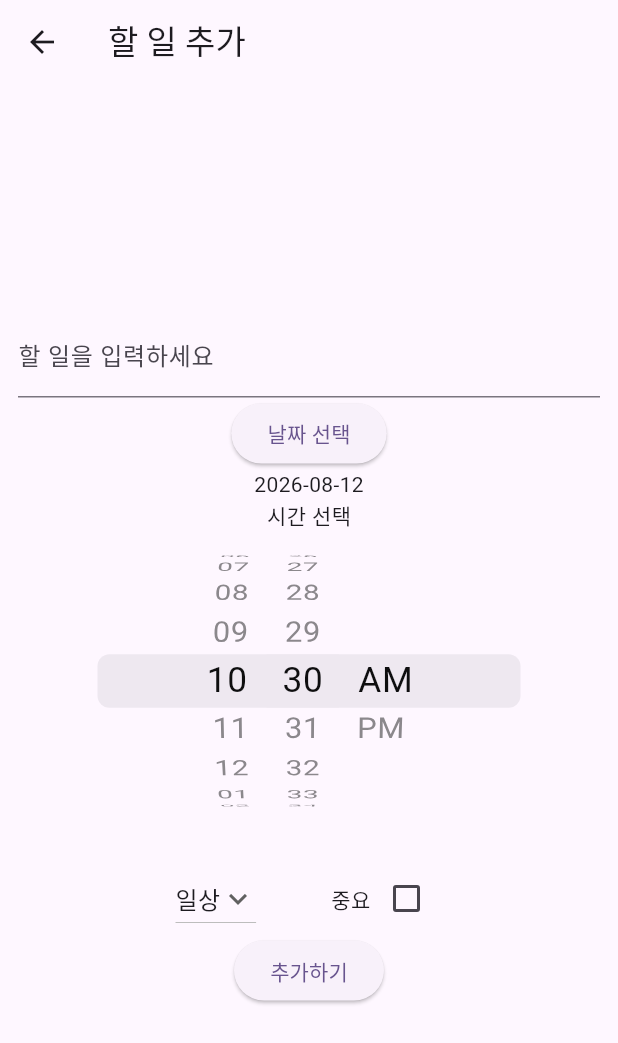
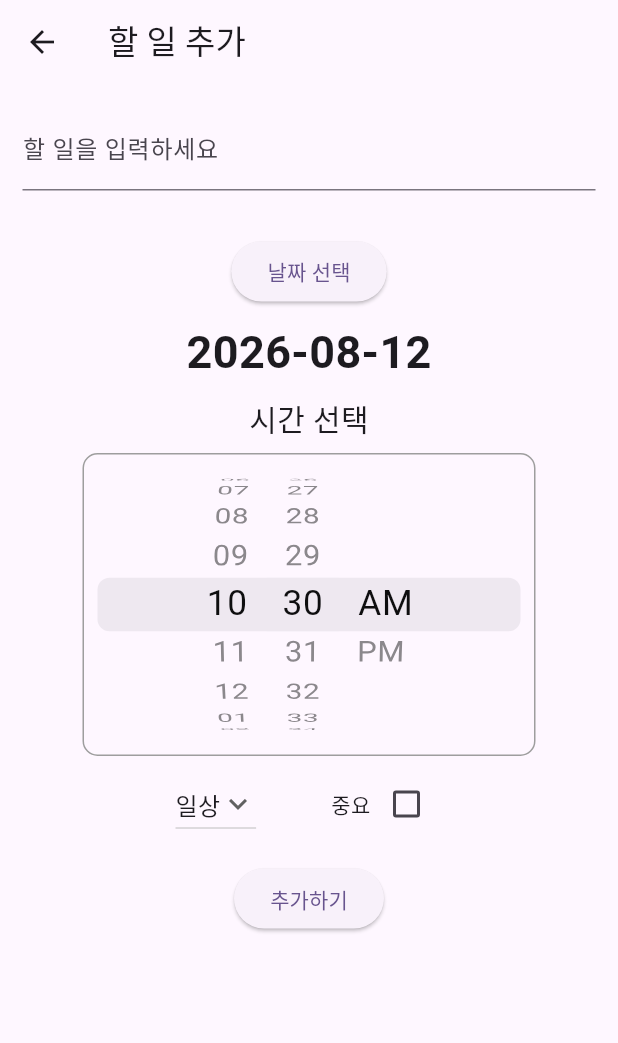
Before and after one commit to 0619ksh/Flutter_TodoList_Teamplay_app, a Flutter app: the AddView screen opened directly, on a phone screen of 412 x 824 dp. Shown: the top 1043 px of the screen. Run offline on Flutter 3.47's test engine with Material 3 defaults, Android fonts, the phone set to English and light mode, and no system bars; our stand-ins replace get, get_storage; accounts and stored records are empty.

Commit message:
some design edited

```diff
--- a/lib/view/add_view.dart
+++ b/lib/view/add_view.dart
@@ -15,7 +15,7 @@ class _AddViewState extends State<AddView> {
   late TextEditingController todoController;  // 할 일
   late DateTime selectedDate;                 // 날짜
   late String selectedDateText;               // 선택된 날짜 표시 텍스트
-  DateTime? selectedTime;                     // 시간
+  late DateTime selectedTime;                 // 시간
   late String selectedTimeText;               // 선택된 날짜 표시 텍스트
 
   // 카테고리
@@ -32,7 +32,8 @@ class _AddViewState extends State<AddView> {
     todoController = TextEditingController();
     selectedDate = DateTime.now();
     selectedDateText = selectedDate.toString().substring(0, 10);
-    selectedTimeText = '';
+    selectedTime = DateTime.now();
+    selectedTimeText = selectedTime.toString().substring(11, 16);
     categoryList = ["일상", "업무", "건강"];
     categoryValue = "일상";
     _isImportant = false;
@@ -45,9 +46,9 @@ class _AddViewState extends State<AddView> {
         title: Text("할 일 추가"),
       ),
 
-      body: Padding(
-        padding: const EdgeInsets.all(12.0),
-        child: Center(
+      body: SingleChildScrollView(
+        child: Padding(
+          padding: const EdgeInsets.all(15.0),
           child: Column(
             mainAxisAlignment: MainAxisAlignment.center,
             children: [
@@ -59,15 +60,39 @@ class _AddViewState extends State<AddView> {
                 ),
                 maxLines: 1,
               ),
+              SizedBox(height: 30),
               // 날짜 선택 버튼 -> showDatePicker
               ElevatedButton(
                 onPressed: () => displayDatePicker(),
                 child: Text("날짜 선택")
               ),
-              Text(selectedDateText),
+              Padding(
+                padding: const EdgeInsets.all(8.0),
+                child: Text(
+                  selectedDateText,
+                  style: TextStyle(
+                    fontSize: 30,
+                    fontWeight: FontWeight.bold
+                  ),
+                ),
+              ),
               // 시간 선택
-              Text("시간 선택"),
-              SizedBox(
+              Text(
+                "시간 선택",
+                style: TextStyle(
+                  fontSize: 20
+                ),
+              ),
+              Padding(
+                padding: const EdgeInsets.all(8.0),
+                child: Container(
+                  decoration: BoxDecoration(
+                    border: Border.all(
+                      color: Colors.grey
+                    ),
+                    borderRadius: BorderRadius.circular(10)
+                  ),
+                  child: SizedBox(
                     width: 300,
                     height: 200,
                     child: CupertinoDatePicker(
@@ -80,7 +105,8 @@ class _AddViewState extends State<AddView> {
                       },
                     ),
                   ),
-              Text(selectedTimeText),
+                ),
+              ),
               Row(
                 mainAxisAlignment: MainAxisAlignment.center,
                 children: [
@@ -112,12 +138,20 @@ class _AddViewState extends State<AddView> {
                 ],
               ),
               // 할 일 추가
-              ElevatedButton(
+              Padding(
+                padding: const EdgeInsets.all(15.0),
+                child: ElevatedButton(
                   onPressed: () {
+                    if(todoController.text.trim().isEmpty) {
+                      showErrorSnackbar();
+                      return;
+                    }
+
                     saveTodo();
                     Get.back();
                   },
                   child: Text("추가하기")
+                ),
               )
             ],
           ),
@@ -149,11 +183,16 @@ class _AddViewState extends State<AddView> {
     }
   }
 
+  // 할 일을 입력하지 않았을 때 Snackbar 출력
+  void showErrorSnackbar() {
+    Get.snackbar(
+      "경고", "할 일을 입력하세요"
+    );
+  }
+
   // 입력한 데이터 저장
   void saveTodo() {
-    selectedTimeText = selectedTime != null
-      ? selectedTime.toString().substring(11, 16)
-      : '';
+    selectedTimeText = selectedTime.toString().substring(11, 16);
 
     box.write("_todo", todoController.text.trim());
     box.write("_date", selectedDateText);
```
Lines whose indentation alone changed are shown as unchanged.
